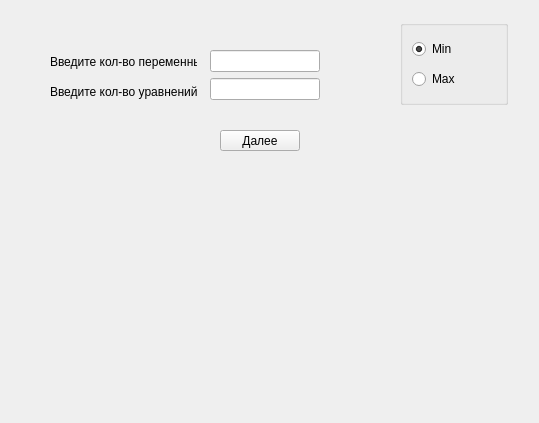
Qt form solution.ui (Haveryx/SimplexMethod) before a commit.
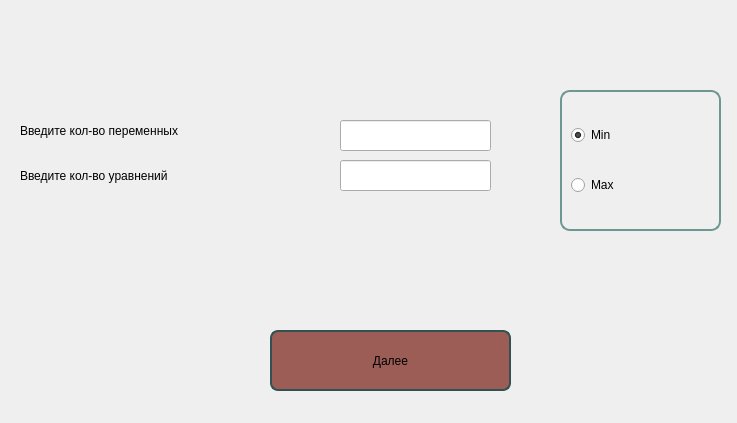
The same form after that commit.

The edit to the form file:
```diff
--- a/solution.ui
+++ b/solution.ui
@@ -6,20 +6,48 @@
    <rect>
     <x>0</x>
     <y>0</y>
-    <width>539</width>
+    <width>737</width>
     <height>423</height>
    </rect>
   </property>
   <property name="windowTitle">
    <string>Form</string>
   </property>
+  <property name="styleSheet">
+   <string notr="true">Solution{
+background-color: rgb(212, 188, 181);
+}
+QPushButton{
+border-radius:8px;
+border: 2px solid rgb(51, 81, 83);
+background-color: rgb(155,93,86);
+	font: 75 18pt &quot;Times New Roman&quot;;
+}
+QPushButton::hover{
+border: 2px solid rgb(51, 107, 83);
+background-color: rgb(152,143,250);
+}
+QLabel{
+font: 75 18pt &quot;Times New Roman&quot;;
+}
+QRadioButton{
+font: 75 18pt &quot;Times New Roman&quot;;
+}
+QGroupBox{
+border-radius:10px;
+border: 2px solid rgb(110,151,145);
+
+}
+
+</string>
+  </property>
   <widget class="QGroupBox" name="groupBox">
    <property name="geometry">
     <rect>
-     <x>400</x>
-     <y>20</y>
-     <width>108</width>
-     <height>85</height>
+     <x>560</x>
+     <y>90</y>
+     <width>161</width>
+     <height>141</height>
     </rect>
    </property>
    <property name="title">
@@ -48,67 +76,67 @@
   <widget class="QPushButton" name="pushButton">
    <property name="geometry">
     <rect>
-     <x>220</x>
-     <y>130</y>
-     <width>80</width>
-     <height>21</height>
+     <x>270</x>
+     <y>330</y>
+     <width>241</width>
+     <height>61</height>
     </rect>
    </property>
    <property name="text">
     <string>Далее</string>
    </property>
   </widget>
-  <widget class="QWidget" name="layoutWidget">
+  <widget class="QLineEdit" name="lineEdit">
    <property name="geometry">
     <rect>
-     <x>210</x>
-     <y>50</y>
-     <width>110</width>
-     <height>52</height>
+     <x>340</x>
+     <y>120</y>
+     <width>151</width>
+     <height>31</height>
     </rect>
    </property>
-   <layout class="QVBoxLayout" name="verticalLayout_2">
-    <item>
-     <widget class="QLineEdit" name="lineEdit">
-      <property name="text">
-       <string/>
-      </property>
-     </widget>
-    </item>
-    <item>
-     <widget class="QLineEdit" name="lineEdit_2">
-      <property name="text">
-       <string/>
-      </property>
-     </widget>
-    </item>
-   </layout>
+   <property name="text">
+    <string/>
+   </property>
   </widget>
-  <widget class="QWidget" name="layoutWidget">
+  <widget class="QLineEdit" name="lineEdit_2">
    <property name="geometry">
     <rect>
-     <x>50</x>
-     <y>50</y>
-     <width>147</width>
-     <height>53</height>
+     <x>340</x>
+     <y>160</y>
+     <width>151</width>
+     <height>31</height>
     </rect>
    </property>
-   <layout class="QVBoxLayout" name="verticalLayout_3">
-    <item>
-     <widget class="QLabel" name="label">
-      <property name="text">
-       <string>Введите кол-во переменных</string>
-      </property>
-     </widget>
-    </item>
-    <item>
-     <widget class="QLabel" name="label_2">
-      <property name="text">
-       <string>Введите кол-во уравнений</string>
-      </property>
-     </widget>
-    </item>
-   </layout>
+   <property name="text">
+    <string/>
+   </property>
+  </widget>
+  <widget class="QLabel" name="label">
+   <property name="geometry">
+    <rect>
+     <x>20</x>
+     <y>120</y>
+     <width>291</width>
+     <height>21</height>
+    </rect>
+   </property>
+   <property name="text">
+    <string>Введите кол-во переменных</string>
+   </property>
+  </widget>
+  <widget class="QLabel" name="label_2">
+   <property name="geometry">
+    <rect>
+     <x>20</x>
+     <y>160</y>
+     <width>291</width>
+     <height>31</height>
+    </rect>
+   </property>
+   <property name="text">
+    <string>Введите кол-во уравнений</string>
+   </property>
   </widget>
  </widget>
  <resources/>
```
